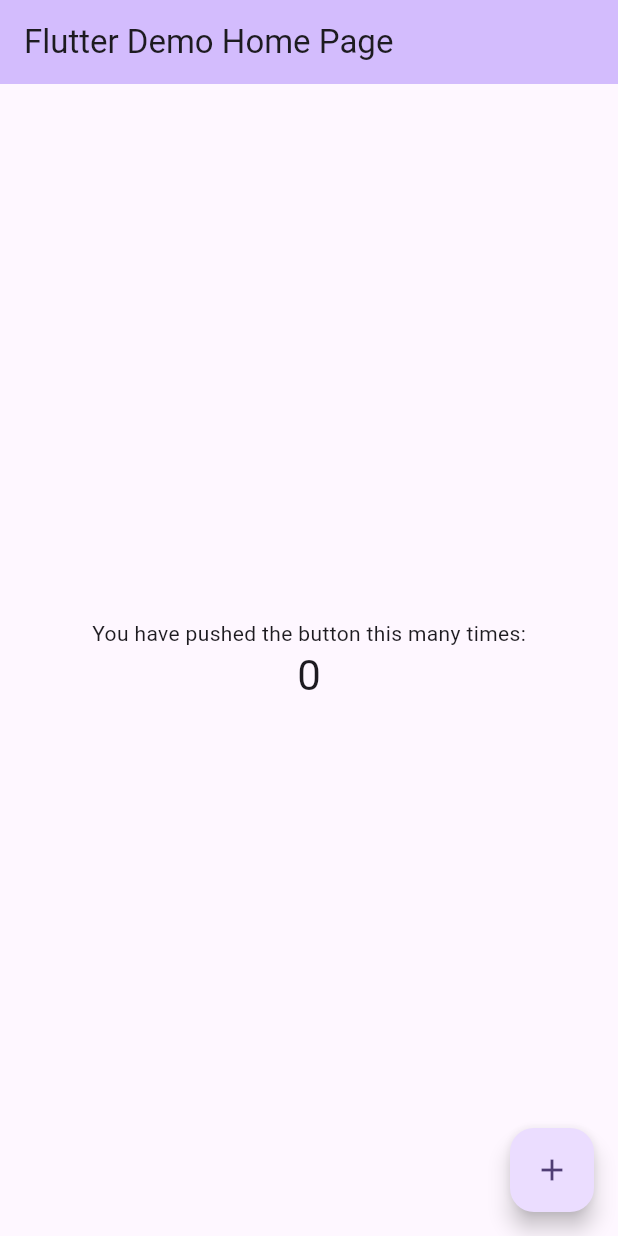
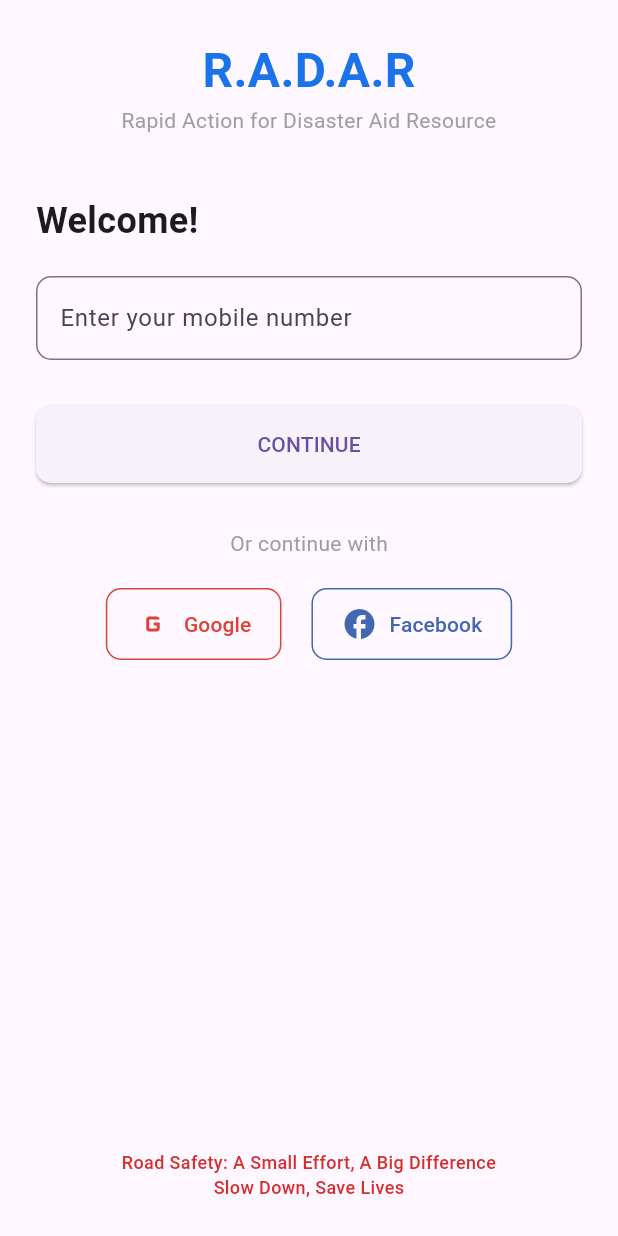
Before and after one commit to Davidtan0502/project-radar-app, a Flutter app: the screen it shows after launch, on a phone screen of 412 x 824 dp. Run offline on Flutter 3.47's test engine with Material 3 defaults, Android fonts, the phone set to English and light mode, and no system bars.

Commit message:
login_edit

```diff
--- a/lib/main.dart
+++ b/lib/main.dart
@@ -1,124 +1,19 @@
 import 'package:flutter/material.dart';
+import 'screens/login_screen.dart';
 
-void main() {
-  runApp(const MyApp());
-}
+void main() => runApp(const RadarApp());
 
-class MyApp extends StatelessWidget {
-  const MyApp({super.key});
+class RadarApp extends StatelessWidget {
+  const RadarApp({super.key});
 
-  // This widget is the root of your application.
   @override
   Widget build(BuildContext context) {
     return MaterialApp(
-      title: 'Flutter Demo',
+      title: 'R.A.D.A.R',
       theme: ThemeData(
-        // This is the theme of your application.
-        //
-        // TRY THIS: Try running your application with "flutter run". You'll see
-        // the application has a purple toolbar. Then, without quitting the app,
-        // try changing the seedColor in the colorScheme below to Colors.green
-        // and then invoke "hot reload" (save your changes or press the "hot
-        // reload" button in a Flutter-supported IDE, or press "r" if you used
-        // the command line to start the app).
-        //
-        // Notice that the counter didn't reset back to zero; the application
-        // state is not lost during the reload. To reset the state, use hot
-        // restart instead.
-        //
-        // This works for code too, not just values: Most code changes can be
-        // tested with just a hot reload.
-        colorScheme: ColorScheme.fromSeed(seedColor: Colors.deepPurple),
+        primaryColor: const Color(0xFF1A73E8),
       ),
-      home: const MyHomePage(title: 'Flutter Demo Home Page'),
+      home: const LoginScreen(), // Set login as first screen
     );
   }
 }
-
-//name
-
-class MyHomePage extends StatefulWidget {
-  const MyHomePage({super.key, required this.title});
-
-  // This widget is the home page of your application. It is stateful, meaning
-  // that it has a State object (defined below) that contains fields that affect
-  // how it looks.
-
-  // This class is the configuration for the state. It holds the values (in this
-  // case the title) provided by the parent (in this case the App widget) and
-  // used by the build method of the State. Fields in a Widget subclass are
-  // always marked "final".
-
-  final String title;
-
-  @override
-  State<MyHomePage> createState() => _MyHomePageState();
-}
-
-class _MyHomePageState extends State<MyHomePage> {
-  int _counter = 0;
-
-  void _incrementCounter() {
-    setState(() {
-      // This call to setState tells the Flutter framework that something has
-      // changed in this State, which causes it to rerun the build method below
-      // so that the display can reflect the updated values. If we changed
-      // _counter without calling setState(), then the build method would not be
-      // called again, and so nothing would appear to happen.
-      _counter++;
-    });
-  }
-
-  @override
-  Widget build(BuildContext context) {
-    // This method is rerun every time setState is called, for instance as done
-    // by the _incrementCounter method above.
-    //
-    // The Flutter framework has been optimized to make rerunning build methods
-    // fast, so that you can just rebuild anything that needs updating rather
-    // than having to individually change instances of widgets.
-    return Scaffold(
-      appBar: AppBar(
-        // TRY THIS: Try changing the color here to a specific color (to
-        // Colors.amber, perhaps?) and trigger a hot reload to see the AppBar
-        // change color while the other colors stay the same.
-        backgroundColor: Theme.of(context).colorScheme.inversePrimary,
-        // Here we take the value from the MyHomePage object that was created by
-        // the App.build method, and use it to set our appbar title.
-        title: Text(widget.title),
-      ),
-      body: Center(
-        // Center is a layout widget. It takes a single child and positions it
-        // in the middle of the parent.
-        child: Column(
-          // Column is also a layout widget. It takes a list of children and
-          // arranges them vertically. By default, it sizes itself to fit its
-          // children horizontally, and tries to be as tall as its parent.
-          //
-          // Column has various properties to control how it sizes itself and
-          // how it positions its children. Here we use mainAxisAlignment to
-          // center the children vertically; the main axis here is the vertical
-          // axis because Columns are vertical (the cross axis would be
-          // horizontal).
-          //
-          // TRY THIS: Invoke "debug painting" (choose the "Toggle Debug Paint"
-          // action in the IDE, or press "p" in the console), to see the
-          // wireframe for each widget.
-          mainAxisAlignment: MainAxisAlignment.center,
-          children: <Widget>[
-            const Text('You have pushed the button this many times:'),
-            Text(
-              '$_counter',
-              style: Theme.of(context).textTheme.headlineMedium,
-            ),
-          ],
-        ),
-      ),
-      floatingActionButton: FloatingActionButton(
-        onPressed: _incrementCounter,
-        tooltip: 'Increment',
-        child: const Icon(Icons.add),
-      ), // This trailing comma makes auto-formatting nicer for build methods.
-    );
-  }
-}
--- /dev/null
+++ b/lib/screens/login_screen.dart
@@ -0,0 +1,165 @@
+import 'package:flutter/material.dart';
+import '../widgets/social_login_button.dart';
+
+void main() => runApp(const RadarApp());
+
+class RadarApp extends StatelessWidget {
+  const RadarApp({super.key});
+
+  @override
+  Widget build(BuildContext context) {
+    return MaterialApp(
+      title: 'R.A.D.A.R',
+      theme: ThemeData(
+        primaryColor: const Color(0xFF1A73E8),
+        colorScheme: ColorScheme.fromSwatch().copyWith(
+          secondary: const Color(0xFF34A853),
+        ),
+      ),
+      home: const LoginScreen(),
+    );
+  }
+}
+
+class LoginScreen extends StatefulWidget {
+  const LoginScreen({super.key});
+
+  @override
+  _LoginScreenState createState() => _LoginScreenState();
+}
+
+class _LoginScreenState extends State<LoginScreen> {
+  final TextEditingController _phoneController = TextEditingController();
+
+  @override
+  Widget build(BuildContext context) {
+    return Scaffold(
+      body: SafeArea(
+        child: Padding(
+          padding: const EdgeInsets.all(24.0),
+          child: Column(
+            crossAxisAlignment: CrossAxisAlignment.start,
+            children: [
+              // Header Section
+              Center(
+                child: Column(
+                  children: [
+                    Text(
+                      'R.A.D.A.R',
+                      style: TextStyle(
+                        fontSize: 32,
+                        fontWeight: FontWeight.bold,
+                        color: Theme.of(context).primaryColor,
+                      ),
+                    ),
+                    const Text(
+                      'Rapid Action for Disaster Aid Resource',
+                      style: TextStyle(
+                        fontSize: 14,
+                        color: Colors.grey,
+                      ),
+                      textAlign: TextAlign.center,
+                    ),
+                  ],
+                ),
+              ),
+
+              const SizedBox(height: 40),
+
+              // Welcome Text
+              const Text(
+                'Welcome!',
+                style: TextStyle(
+                  fontSize: 24,
+                  fontWeight: FontWeight.bold,
+                ),
+              ),
+
+              const SizedBox(height: 20),
+
+              // Phone Number Input
+              TextField(
+                controller: _phoneController,
+                keyboardType: TextInputType.phone,
+                decoration: InputDecoration(
+                  prefixText: '+63 ',
+                  labelText: 'Enter your mobile number',
+                  border: OutlineInputBorder(
+                    borderRadius: BorderRadius.circular(10),
+                  ),
+                  prefixStyle: const TextStyle(
+                    fontWeight: FontWeight.bold,
+                    color: Colors.black,
+                  ),
+                ),
+              ),
+
+              const SizedBox(height: 30),
+
+              // Continue Button
+              SizedBox(
+                width: double.infinity,
+                child: ElevatedButton(
+                  style: ElevatedButton.styleFrom(
+                    padding: const EdgeInsets.symmetric(vertical: 16),
+                    shape: RoundedRectangleBorder(
+                      borderRadius: BorderRadius.circular(10)),
+                  ),
+                  onPressed: () {
+                    // Add phone number validation and OTP logic
+                  },
+                  child: const Text('CONTINUE'),
+                ),
+              ),
+
+              const SizedBox(height: 30),
+
+              // Social Login Section
+              Center(
+                child: Text(
+                  'Or continue with',
+                  style: TextStyle(color: Colors.grey),
+                ),
+              ),
+              const SizedBox(height: 20),
+              Row(
+                mainAxisAlignment: MainAxisAlignment.center,
+                children: [
+                  SocialLoginButton(
+                    icon: Icons.g_mobiledata,
+                    label: 'Google',
+                    color: const Color(0xFFDB4437),
+                    onPressed: () {},
+                  ),
+                  const SizedBox(width: 20),
+                  SocialLoginButton(
+                    icon: Icons.facebook,
+                    label: 'Facebook',
+                    color: const Color(0xFF4267B2),
+                    onPressed: () {},
+                  ),
+                ],
+              ),
+
+              const Spacer(),
+
+              // Road Safety Footer
+              Center(
+                child: Text(
+                  'Road Safety: A Small Effort, A Big Difference\n'
+                  'Slow Down, Save Lives',
+                  textAlign: TextAlign.center,
+                  style: TextStyle(
+                    color: Colors.red[700],
+                    fontWeight: FontWeight.w500,
+                    fontSize: 12,
+                  ),
+                ),
+              ),
+            ],
+          ),
+        ),
+      ),
+    );
+  }
+}
--- /dev/null
+++ b/lib/widgets/social_login_button.dart
@@ -0,0 +1,34 @@
+import 'package:flutter/material.dart';
+
+
+class SocialLoginButton extends StatelessWidget {
+  final IconData icon;
+  final String label;
+  final Color color;
+  final VoidCallback onPressed;
+
+  const SocialLoginButton({
+    required this.icon,
+    required this.label,
+    required this.color,
+    required this.onPressed,
+    super.key,
+  });
+
+  @override
+  Widget build(BuildContext context) {
+    return OutlinedButton.icon(
+      style: OutlinedButton.styleFrom(
+        foregroundColor: color,
+        side: BorderSide(color: color),
+        shape: RoundedRectangleBorder(
+          borderRadius: BorderRadius.circular(10)),
+        padding: const EdgeInsets.symmetric(
+          horizontal: 20, vertical: 12),
+      ),
+      icon: Icon(icon, size: 24),
+      label: Text(label),
+      onPressed: onPressed,
+    );
+  }
+}
--- a/pubspec.yaml
+++ b/pubspec.yaml
@@ -30,6 +30,9 @@ environment:
 dependencies:
   flutter:
     sdk: flutter
+  firebase_auth: ^4.11.1    # For phone/auth
+  google_sign_in: ^6.1.4    # For Google login
+  flutter_facebook_auth: ^4.5.1  # For Facebook login
 
   # The following adds the Cupertino Icons font to your application.
   # Use with the CupertinoIcons class for iOS style icons.
```
Also changed, not shown: 1 other file.
